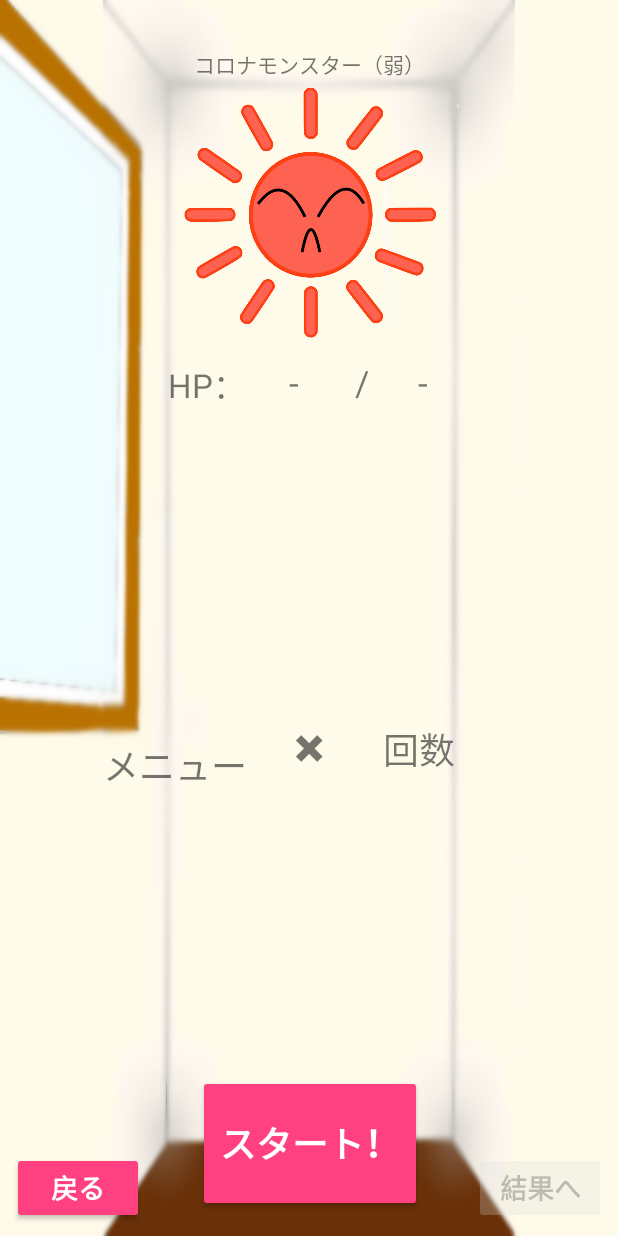
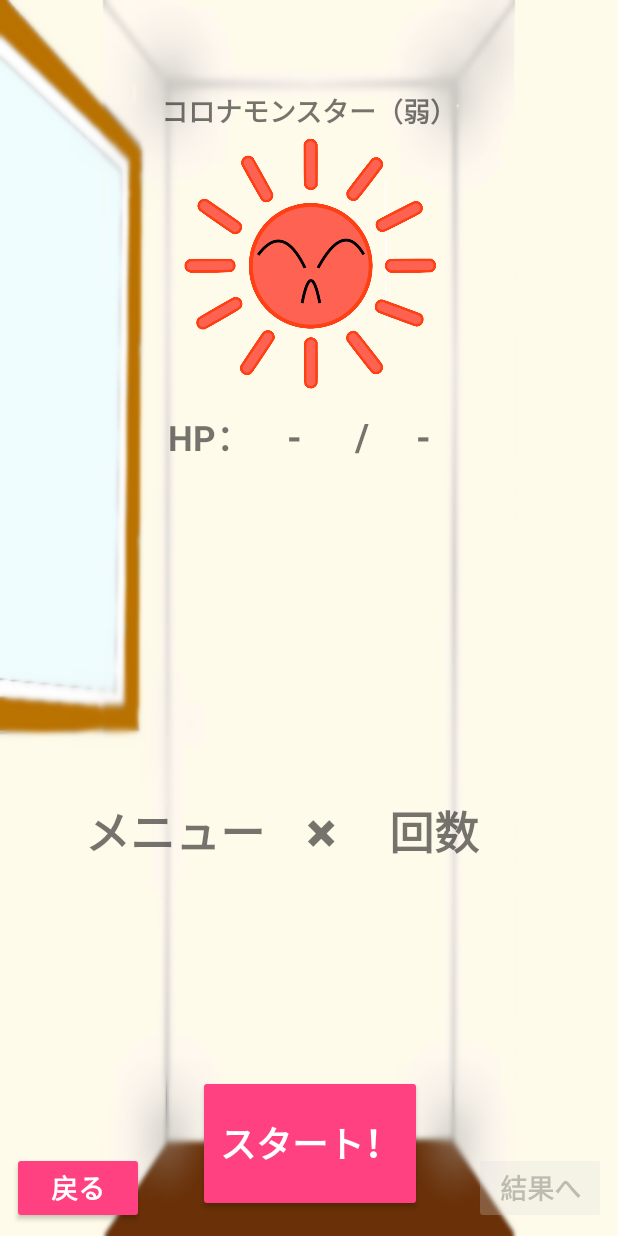
Before and after one commit to akino-programmer/NokinCoronaQuest, an Android app: the EasyModeActivity screen opened directly, with no data from a screen before it, on a phone screen of 412 x 824 dp. Run offline under Robolectric (Android 15) with nearby library versions, the phone set to English and light mode, and no system bars.

Commit message:
layout modified.

```diff
--- a/app/src/main/res/layout/activity_easy_mode.xml
+++ b/app/src/main/res/layout/activity_easy_mode.xml
@@ -34,8 +34,10 @@
         android:id="@+id/corona_monster_name"
         android:layout_width="wrap_content"
         android:layout_height="wrap_content"
-        android:layout_marginTop="32dp"
+        android:layout_marginTop="60dp"
         android:text="@string/easyCoronaMonster"
+        android:textSize="18sp"
+        android:textStyle="bold"
         app:layout_constraintBottom_toTopOf="@+id/imageView5"
         app:layout_constraintEnd_toEndOf="parent"
         app:layout_constraintStart_toStartOf="parent"
@@ -49,7 +51,8 @@
         android:layout_marginTop="8dp"
         android:text="@string/remainingHp"
         android:textAlignment="center"
-        android:textSize="23sp"
+        android:textSize="25sp"
+        android:textStyle="bold"
         app:layout_constraintEnd_toStartOf="@+id/textView"
         app:layout_constraintStart_toEndOf="@+id/textView7"
         app:layout_constraintTop_toBottomOf="@+id/imageView5" />
@@ -75,27 +78,25 @@
 
     <TextView
         android:id="@+id/menu_name"
-        android:layout_width="135dp"
-        android:layout_height="33dp"
+        android:layout_width="159dp"
+        android:layout_height="51dp"
         android:layout_marginBottom="8dp"
-        android:layout_marginStart="8dp"
-        android:layout_marginTop="8dp"
+        android:layout_marginTop="100dp"
         android:text="@string/menuName"
         android:textAlignment="viewEnd"
-        android:textSize="24sp"
+        android:textSize="30sp"
+        android:textStyle="bold"
         app:layout_constraintBottom_toTopOf="@+id/start_button"
         app:layout_constraintEnd_toStartOf="@+id/textView5"
-        app:layout_constraintHorizontal_bias="0.7"
         app:layout_constraintStart_toStartOf="parent"
-        app:layout_constraintTop_toBottomOf="@+id/remaining_hp"
-        app:layout_constraintVertical_bias="0.537" />
+        app:layout_constraintTop_toBottomOf="@+id/remaining_hp" />
 
     <TextView
         android:id="@+id/textView5"
         android:layout_width="39dp"
         android:layout_height="34dp"
-        android:layout_marginBottom="8dp"
-        android:layout_marginTop="12dp"
+        android:layout_marginBottom="16dp"
+        android:layout_marginTop="100dp"
         android:text="@string/repeat"
         android:textAlignment="center"
         android:textSize="24sp"
@@ -107,13 +108,15 @@
     <TextView
         android:id="@+id/numberOfTimes"
         android:layout_width="90dp"
-        android:layout_height="33dp"
-        android:layout_marginBottom="5dp"
+        android:layout_height="51dp"
+        android:layout_marginBottom="8dp"
         android:layout_marginEnd="45dp"
         android:layout_marginStart="8dp"
-        android:layout_marginTop="13dp"
+        android:layout_marginTop="100dp"
         android:text="@string/times"
-        android:textSize="24sp"
+        android:textAlignment="viewStart"
+        android:textSize="30sp"
+        android:textStyle="bold"
         app:layout_constraintBottom_toTopOf="@+id/start_button"
         app:layout_constraintEnd_toEndOf="parent"
         app:layout_constraintStart_toEndOf="@+id/textView5"
@@ -127,7 +130,8 @@
         android:layout_marginTop="8dp"
         android:text="@string/hp"
         android:textAlignment="viewStart"
-        android:textSize="22sp"
+        android:textSize="23sp"
+        android:textStyle="bold"
         app:layout_constraintEnd_toStartOf="@+id/remaining_hp"
         app:layout_constraintStart_toStartOf="parent"
         app:layout_constraintTop_toBottomOf="@+id/imageView5" />
@@ -141,7 +145,8 @@
         android:layout_marginTop="8dp"
         android:text="@string/maximumHp"
         android:textAlignment="center"
-        android:textSize="23sp"
+        android:textSize="25sp"
+        android:textStyle="bold"
         app:layout_constraintEnd_toEndOf="parent"
         app:layout_constraintStart_toEndOf="@+id/textView"
         app:layout_constraintTop_toBottomOf="@+id/imageView5" />
@@ -168,7 +173,8 @@
         android:layout_marginTop="8dp"
         android:text="/"
         android:textAlignment="center"
-        android:textSize="23sp"
+        android:textSize="25sp"
+        android:textStyle="bold"
         app:layout_constraintEnd_toStartOf="@+id/maximum_hp"
         app:layout_constraintStart_toEndOf="@+id/remaining_hp"
         app:layout_constraintTop_toBottomOf="@+id/imageView5" />
--- a/app/src/main/res/values/strings.xml
+++ b/app/src/main/res/values/strings.xml
@@ -22,4 +22,5 @@
     <string name="easy">EASY</string>
     <string name="normalCoronaMonster">コロナモンスター（並）</string>
     <string name="normal">NORMAL</string>
+    <string name="result">RESULT</string>
 </resources>
```
Also changed, not shown: app/src/main/res/layout/activity_easy_mode_result.xml (+6 -3 lines), app/src/main/res/layout/activity_hard_mode.xml (+19 -11 lines), app/src/main/res/layout/activity_hard_mode_result.xml (+6 -3 lines), app/src/main/res/layout/activity_normal_mode.xml (+22 -14 lines), app/src/main/res/layout/activity_normal_mode_result.xml (+6 -3 lines).
